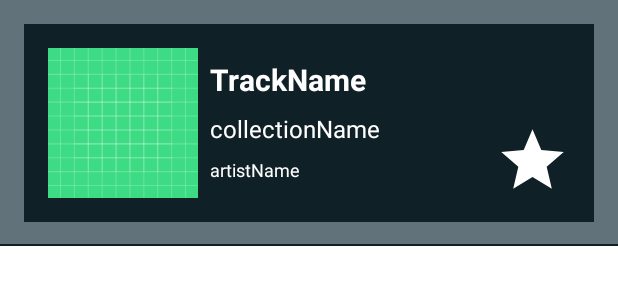
After one commit to raindragonn/FavoriteTrackList, an Android app: the layout item_track.xml on its own in the app's theme, with its tools: preview values and no code run, on a phone screen of 412 x 824 dp. The commit adds this screen. Shown: the top 300 px of the screen. Run offline under Robolectric (Android 15) with nearby library versions, the phone set to English and light mode, and no system bars; network calls fail.

Commit message:
트랙 리스트 화면

```diff
--- a/app/build.gradle
+++ b/app/build.gradle
@@ -16,7 +16,7 @@ android {
         versionCode 1
         versionName "1.0"
         multiDexEnabled true
-
+        vectorDrawables.useSupportLibrary = true
         testInstrumentationRunner "androidx.test.runner.AndroidJUnitRunner"
     }
 
--- a/app/src/main/java/com/raindragonn/favoritetracklist/data/repository/TrackRepository.kt
+++ b/app/src/main/java/com/raindragonn/favoritetracklist/data/repository/TrackRepository.kt
@@ -1,7 +1,7 @@
 package com.raindragonn.favoritetracklist.data.repository
 
-import com.raindragonn.favoritetracklist.data.remote.response.Track
+import com.raindragonn.favoritetracklist.data.model.TrackItem
 
 interface TrackRepository {
-    suspend fun getTrackList(): List<Track>
+    suspend fun getTrackList(): List<TrackItem>
 }
--- a/app/src/main/java/com/raindragonn/favoritetracklist/di/AppModule.kt
+++ b/app/src/main/java/com/raindragonn/favoritetracklist/di/AppModule.kt
@@ -1,5 +1,6 @@
 package com.raindragonn.favoritetracklist.di
 
+import com.raindragonn.favoritetracklist.data.remote.api.ItunesApi
 import com.raindragonn.favoritetracklist.data.repository.TrackRepository
 import com.raindragonn.favoritetracklist.data.repository.TrackRepositoryImpl
 import com.raindragonn.favoritetracklist.ui.main.MainViewModel
@@ -8,7 +9,7 @@ import org.koin.dsl.module
 
 val appModule = module {
 
-    viewModel<MainViewModel> { MainViewModel() }
+    viewModel<MainViewModel> { MainViewModel(get<TrackRepository>()) }
 
-    single<TrackRepository> { TrackRepositoryImpl(get()) }
+    single<TrackRepository> { TrackRepositoryImpl(get<ItunesApi>()) }
 }
--- a/app/src/main/res/drawable/ic_star.xml
+++ b/app/src/main/res/drawable/ic_star.xml
@@ -1,10 +1,10 @@
 <vector xmlns:android="http://schemas.android.com/apk/res/android"
     android:width="24dp"
     android:height="24dp"
+    android:tint="@color/white"
     android:viewportWidth="24"
-    android:viewportHeight="24"
-    android:tint="?attr/colorControlNormal">
-  <path
-      android:fillColor="@android:color/white"
-      android:pathData="M12,17.27L18.18,21l-1.64,-7.03L22,9.24l-7.19,-0.61L12,2 9.19,8.63 2,9.24l5.46,4.73L5.82,21z"/>
+    android:viewportHeight="24">
+    <path
+        android:fillColor="@android:color/white"
+        android:pathData="M12,17.27L18.18,21l-1.64,-7.03L22,9.24l-7.19,-0.61L12,2 9.19,8.63 2,9.24l5.46,4.73L5.82,21z" />
 </vector>
--- a/app/src/main/res/drawable/ic_star_border.xml
+++ b/app/src/main/res/drawable/ic_star_border.xml
@@ -1,10 +1,10 @@
 <vector xmlns:android="http://schemas.android.com/apk/res/android"
     android:width="24dp"
     android:height="24dp"
+    android:tint="@color/white"
     android:viewportWidth="24"
-    android:viewportHeight="24"
-    android:tint="?attr/colorControlNormal">
-  <path
-      android:fillColor="@android:color/white"
-      android:pathData="M22,9.24l-7.19,-0.62L12,2 9.19,8.63 2,9.24l5.46,4.73L5.82,21 12,17.27 18.18,21l-1.63,-7.03L22,9.24zM12,15.4l-3.76,2.27 1,-4.28 -3.32,-2.88 4.38,-0.38L12,6.1l1.71,4.04 4.38,0.38 -3.32,2.88 1,4.28L12,15.4z"/>
+    android:viewportHeight="24">
+    <path
+        android:fillColor="@android:color/white"
+        android:pathData="M22,9.24l-7.19,-0.62L12,2 9.19,8.63 2,9.24l5.46,4.73L5.82,21 12,17.27 18.18,21l-1.63,-7.03L22,9.24zM12,15.4l-3.76,2.27 1,-4.28 -3.32,-2.88 4.38,-0.38L12,6.1l1.71,4.04 4.38,0.38 -3.32,2.88 1,4.28L12,15.4z" />
 </vector>
--- /dev/null
+++ b/app/src/main/res/layout/item_track.xml
@@ -0,0 +1,114 @@
+<?xml version="1.0" encoding="utf-8"?>
+<layout xmlns:android="http://schemas.android.com/apk/res/android"
+    xmlns:app="http://schemas.android.com/apk/res-auto"
+    xmlns:tools="http://schemas.android.com/tools">
+
+    <data>
+
+        <import type="android.view.View" />
+
+        <variable
+            name="trackItem"
+            type="com.raindragonn.favoritetracklist.data.model.TrackItem" />
+    </data>
+
+    <androidx.constraintlayout.widget.ConstraintLayout
+        android:layout_width="match_parent"
+        android:layout_height="wrap_content"
+        android:background="@color/SecondaryLightColor">
+
+        <View
+            android:id="@+id/v_bg"
+            android:layout_width="0dp"
+            android:layout_height="0dp"
+            android:layout_margin="16dp"
+            android:background="@color/SecondaryDarkColor"
+            app:layout_constraintBottom_toBottomOf="parent"
+            app:layout_constraintEnd_toEndOf="parent"
+            app:layout_constraintStart_toStartOf="parent"
+            app:layout_constraintTop_toTopOf="parent" />
+
+        <ImageView
+            android:id="@+id/iv_album"
+            android:layout_width="100dp"
+            android:layout_height="100dp"
+            android:layout_margin="16dp"
+            app:layout_constraintBottom_toBottomOf="@id/v_bg"
+            app:layout_constraintStart_toStartOf="@id/v_bg"
+            app:layout_constraintTop_toTopOf="@id/v_bg"
+            app:loadUrl="@{trackItem.albumArtUrl}"
+            tools:src="@drawable/ic_launcher_background"
+            tools:ignore="ContentDescription" />
+
+        <TextView
+            android:id="@+id/tv_title"
+            android:layout_width="0dp"
+            android:layout_height="wrap_content"
+            android:layout_marginHorizontal="8dp"
+            android:ellipsize="end"
+            android:maxLines="1"
+            android:text="@{trackItem.artistName}"
+            android:textColor="@color/white"
+            android:textSize="20sp"
+            android:textStyle="bold"
+            app:layout_constraintBottom_toTopOf="@id/tv_collection_name"
+            app:layout_constraintEnd_toStartOf="@id/iv_favorite"
+            app:layout_constraintStart_toEndOf="@id/iv_album"
+            app:layout_constraintTop_toTopOf="@id/iv_album"
+            app:layout_constraintVertical_bias="0.4"
+            app:layout_constraintVertical_chainStyle="packed"
+            tools:text="TrackName" />
+
+        <TextView
+            android:id="@+id/tv_collection_name"
+            android:layout_width="0dp"
+            android:layout_height="wrap_content"
+            android:layout_marginVertical="8dp"
+            android:ellipsize="end"
+            android:maxLines="1"
+            android:text="@{trackItem.collectionName}"
+            android:textColor="@color/white"
+            android:textSize="16sp"
+            app:layout_constraintBottom_toTopOf="@id/tv_artist_name"
+            app:layout_constraintEnd_toEndOf="@id/tv_title"
+            app:layout_constraintStart_toStartOf="@id/tv_title"
+            app:layout_constraintTop_toBottomOf="@id/tv_title"
+            tools:text="collectionName" />
+
+        <TextView
+            android:id="@+id/tv_artist_name"
+            android:layout_width="0dp"
+            android:layout_height="wrap_content"
+            android:ellipsize="end"
+            android:maxLines="1"
+            android:text="@{trackItem.artistName}"
+            android:textColor="@color/white"
+            android:textSize="12sp"
+            app:layout_constraintBottom_toBottomOf="@id/iv_album"
+            app:layout_constraintEnd_toEndOf="@id/tv_title"
+            app:layout_constraintStart_toStartOf="@id/tv_title"
+            app:layout_constraintTop_toBottomOf="@id/tv_collection_name"
+            tools:text="artistName" />
+
+
+        <ImageView
+            android:id="@+id/iv_favorite"
+            android:layout_width="50dp"
+            android:layout_height="50dp"
+            android:layout_margin="16dp"
+            android:src="@{trackItem.isFavorite ? @drawable/ic_star : @drawable/ic_star_border}"
+            app:layout_constraintBottom_toBottomOf="@id/v_bg"
+            app:layout_constraintEnd_toEndOf="@id/v_bg"
+            tools:src="@drawable/ic_star"
+            tools:ignore="ContentDescription" />
+
+        <View
+            android:layout_width="0dp"
+            android:layout_height="1dp"
+            android:background="@color/SecondaryDarkColor"
+            app:layout_constraintBottom_toBottomOf="parent"
+            app:layout_constraintEnd_toEndOf="parent"
+            app:layout_constraintStart_toStartOf="parent" />
+
+    </androidx.constraintlayout.widget.ConstraintLayout>
+</layout>
```
Also changed, not shown: app/src/main/java/com/raindragonn/favoritetracklist/data/model/TrackItem.kt (added, +10 -0 lines), app/src/main/java/com/raindragonn/favoritetracklist/data/remote/response/Track.kt (+9 -0 lines), app/src/main/java/com/raindragonn/favoritetracklist/data/repository/TrackRepositoryImpl.kt (+4 -3 lines), app/src/main/java/com/raindragonn/favoritetracklist/ui/adapter/TrackListAdapter.kt (added, +47 -0 lines), app/src/main/java/com/raindragonn/favoritetracklist/ui/main/MainActivity.kt (+4 -19 lines), app/src/main/java/com/raindragonn/favoritetracklist/ui/main/MainViewModel.kt (+19 -1 lines), app/src/main/java/com/raindragonn/favoritetracklist/ui/track/TrackFragment.kt (+19 -0 lines), app/src/main/java/com/raindragonn/favoritetracklist/util/BindingAdapters.kt (added, +26 -0 lines), app/src/main/res/layout/fragment_track_list.xml (+24 -2 lines).
